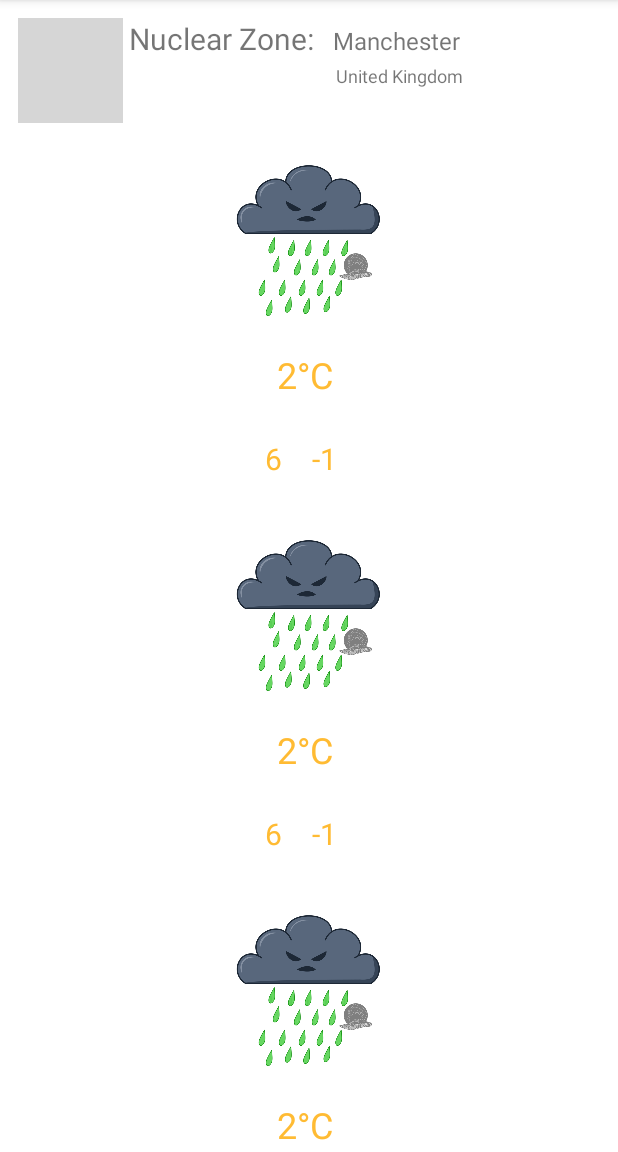
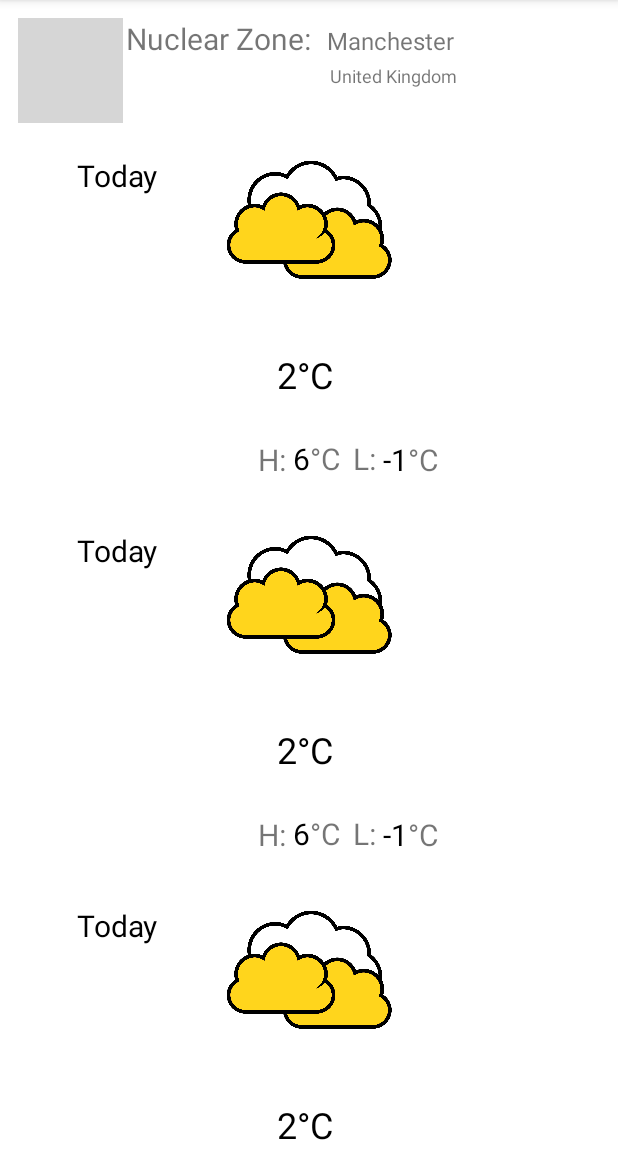
Before and after one commit to dariabak/NuclearWeatherCast, an Android app: the screen it shows after launch (MainActivity), on a phone screen of 412 x 824 dp, the part 84-1236 px from its top. Run offline under Robolectric (Android 15) with nearby library versions, the phone set to English and light mode, and no system bars; our stand-ins replace Volley, data binding; grey boxes are pictures that could not be loaded.

Commit message:
Added some design and date

```diff
--- a/app/src/main/java/weather/WeatherViewModel.kt
+++ b/app/src/main/java/weather/WeatherViewModel.kt
@@ -1,5 +1,5 @@
 package weather
 
-data class WeatherViewModel(val max: String, val min: String) {
+data class WeatherViewModel(val max: String, val min: String, val date: String) {
 
 }
--- a/app/src/main/java/weather/business/Weather.kt
+++ b/app/src/main/java/weather/business/Weather.kt
@@ -5,11 +5,11 @@ import weather.data.WeatherDTO
 
 class Weather {
     constructor(weatherDTO: WeatherDTO) {
-        this.name = weatherDTO.location.name
+        this.city = weatherDTO.location.name
         this.country = weatherDTO.location.country
         this.forecast = weatherDTO.forecast.forecastday.map {Forecast(it)}.toCollection(java.util.ArrayList())
     }
-    var name: String = ""
+    var city: String = ""
     var country: String = ""
     var forecast: ArrayList<Forecast> = ArrayList<Forecast>()
 }
--- a/app/src/main/java/weather/business/WeatherPresenter.kt
+++ b/app/src/main/java/weather/business/WeatherPresenter.kt
@@ -2,6 +2,8 @@ package weather.business
 
 import weather.WeatherViewModel
 import weather.ui.WeatherFragmentInterface
+import java.text.SimpleDateFormat
+import java.util.*
 
 interface WeatherPresenterInterface {
     fun updateWeather(weather: Weather)
@@ -9,8 +11,20 @@ interface WeatherPresenterInterface {
 class WeatherPresenter(private val fragment: WeatherFragmentInterface): WeatherPresenterInterface {
     override fun updateWeather(weather: Weather) {
         for(i in 0 until weather.forecast.size) {
-            var viewModel = WeatherViewModel(weather.forecast.get(i).maxtemp.toString(), weather.forecast.get(i).mintemp.toString())
+            val sdf = SimpleDateFormat("yyyy-MM-dd")
+            val currentDate = sdf.format(Date())
+
+            var date = ""
+            if(weather.forecast[i].date == currentDate.toString()) {
+                date = "Today"
+            } else {
+                date = weather.forecast[i].date
+            }
+            var maxtemp = weather.forecast.get(i).maxtemp.toString()
+            var mintemp = weather.forecast.get(i).mintemp.toString()
+            var viewModel = WeatherViewModel(maxtemp, mintemp, date)
             fragment.updateWeather(viewModel, i)
         }
+        fragment.updateCityAndCountry(weather.city, weather.country)
     }
 }
--- a/app/src/main/java/weather/ui/ForecastDayView.kt
+++ b/app/src/main/java/weather/ui/ForecastDayView.kt
@@ -17,6 +17,7 @@ class ForecastDayView(context: Context): ConstraintLayout(context) {
     fun update(forecastViewModel: WeatherViewModel) {
         binding.maxtempView.text = forecastViewModel.max
         binding.mintempView.text = forecastViewModel.min
+        binding.dateView.text = forecastViewModel.date
     }
 
 }
--- a/app/src/main/java/weather/ui/WeatherFragment.kt
+++ b/app/src/main/java/weather/ui/WeatherFragment.kt
@@ -28,6 +28,7 @@ import weather.data.WeatherServiceInterface
 
 interface WeatherFragmentInterface {
     fun updateWeather(viewModel: WeatherViewModel, index: Int)
+    fun updateCityAndCountry(city: String, country: String)
 }
 
 
@@ -92,4 +93,9 @@ class WeatherFragment: Fragment(), WeatherFragmentInterface {
     override fun updateWeather(viewModel: WeatherViewModel, index: Int) {
         forecastDayArrayList[index].update(viewModel)
     }
+
+    override fun updateCityAndCountry(city: String, country: String) {
+        binding.cityView.text = city
+        binding.countryView.text = country
+    }
 }
--- a/app/src/main/res/layout/forecast_day_layout.xml
+++ b/app/src/main/res/layout/forecast_day_layout.xml
@@ -13,7 +13,8 @@
     <androidx.constraintlayout.widget.ConstraintLayout
         android:id="@+id/forecast_day"
         android:layout_width="match_parent"
-        android:layout_height="250dp">
+        android:layout_height="250dp"
+        android:layout_marginTop="10dp">
 
         <ImageView
             android:id="@+id/weather_image"
@@ -23,19 +24,18 @@
             app:layout_constraintEnd_toEndOf="parent"
             app:layout_constraintStart_toStartOf="parent"
             app:layout_constraintTop_toTopOf="parent"
-            app:srcCompat="@drawable/acid_rain"
+            app:srcCompat="@drawable/cloudy"
             tools:ignore="MissingConstraints" />
 
         <TextView
             android:id="@+id/maxtemp_view"
             android:layout_width="wrap_content"
             android:layout_height="wrap_content"
-            android:layout_marginEnd="20dp"
             android:text="6"
-            android:textColor="@android:color/holo_orange_light"
+            android:textColor="@android:color/background_dark"
             android:textSize="20sp"
             app:layout_constraintBottom_toBottomOf="parent"
-            app:layout_constraintEnd_toStartOf="@+id/mintemp_view"
+            app:layout_constraintEnd_toStartOf="@+id/celsius_text"
             app:layout_constraintTop_toBottomOf="@+id/celsius"
             tools:ignore="MissingConstraints" />
 
@@ -43,14 +43,13 @@
             android:id="@+id/mintemp_view"
             android:layout_width="wrap_content"
             android:layout_height="wrap_content"
-            android:layout_marginStart="20dp"
             android:text="-1"
-            android:textColor="@android:color/holo_orange_light"
+            android:textColor="@android:color/background_dark"
             android:textSize="20sp"
             app:layout_constraintBottom_toBottomOf="parent"
-            app:layout_constraintEnd_toEndOf="parent"
-            app:layout_constraintStart_toStartOf="parent"
+            app:layout_constraintEnd_toStartOf="@+id/cel_text"
             app:layout_constraintTop_toBottomOf="@+id/celsius"
+            app:layout_constraintVertical_bias="0.509"
             tools:ignore="MissingConstraints" />
 
         <TextView
@@ -59,7 +58,7 @@
             android:layout_height="wrap_content"
             android:layout_marginTop="10dp"
             android:text="2"
-            android:textColor="@android:color/holo_orange_light"
+            android:textColor="@android:color/background_dark"
             android:textSize="24sp"
             app:layout_constraintEnd_toStartOf="@+id/celsius"
             app:layout_constraintTop_toBottomOf="@+id/weather_image" />
@@ -71,12 +70,71 @@
             android:layout_marginStart="8dp"
             android:layout_marginTop="10dp"
             android:text="°C"
-            android:textColor="@android:color/holo_orange_light"
+            android:textColor="@android:color/background_dark"
             android:textSize="24sp"
             app:layout_constraintEnd_toEndOf="parent"
             app:layout_constraintStart_toStartOf="parent"
             app:layout_constraintTop_toBottomOf="@+id/weather_image" />
 
+        <TextView
+            android:id="@+id/highttemp_text"
+            android:layout_width="wrap_content"
+            android:layout_height="wrap_content"
+            android:text="H: "
+            android:textSize="20sp"
+            app:layout_constraintBottom_toBottomOf="parent"
+            app:layout_constraintEnd_toStartOf="@+id/maxtemp_view"
+            app:layout_constraintTop_toBottomOf="@+id/currenttemp_view"
+            app:layout_constraintVertical_bias="0.509" />
+
+        <TextView
+            android:id="@+id/lowtemp_text"
+            android:layout_width="wrap_content"
+            android:layout_height="wrap_content"
+            android:text="L: "
+            android:textSize="20sp"
+            app:layout_constraintBottom_toBottomOf="parent"
+            app:layout_constraintEnd_toStartOf="@+id/mintemp_view"
+            app:layout_constraintTop_toBottomOf="@+id/celsius" />
+
+        <TextView
+            android:id="@+id/celsius_text"
+            android:layout_width="wrap_content"
+            android:layout_height="wrap_content"
+            android:layout_marginEnd="8dp"
+            android:text="°C"
+            android:textSize="20sp"
+            app:layout_constraintBottom_toBottomOf="parent"
+            app:layout_constraintEnd_toStartOf="@+id/lowtemp_text"
+            app:layout_constraintTop_toBottomOf="@+id/celsius" />
+
+        <TextView
+            android:id="@+id/cel_text"
+            android:layout_width="wrap_content"
+            android:layout_height="wrap_content"
+            android:layout_marginStart="16dp"
+            android:text="°C"
+            android:textSize="20sp"
+            app:layout_constraintBottom_toBottomOf="parent"
+            app:layout_constraintEnd_toEndOf="parent"
+            app:layout_constraintHorizontal_bias="0.682"
+            app:layout_constraintStart_toStartOf="parent"
+            app:layout_constraintTop_toBottomOf="@+id/celsius"
+            app:layout_constraintVertical_bias="0.509" />
+
+        <TextView
+            android:id="@+id/date_view"
+            android:layout_width="wrap_content"
+            android:layout_height="wrap_content"
+            android:layout_marginStart="10dp"
+            android:layout_marginTop="8dp"
+            android:text="Today"
+            android:textColor="@color/black"
+            android:textSize="20sp"
+            app:layout_constraintEnd_toStartOf="@+id/weather_image"
+            app:layout_constraintStart_toStartOf="parent"
+            app:layout_constraintTop_toTopOf="parent" />
+
 
     </androidx.constraintlayout.widget.ConstraintLayout>
 </layout>
--- a/app/src/main/res/layout/weather_fragment_layout.xml
+++ b/app/src/main/res/layout/weather_fragment_layout.xml
@@ -18,7 +18,7 @@
                 android:id="@+id/city_view"
                 android:layout_width="wrap_content"
                 android:layout_height="wrap_content"
-                android:layout_marginStart="8dp"
+                android:layout_marginStart="6dp"
                 android:layout_marginTop="16dp"
                 android:text="Manchester"
                 android:textSize="16sp"
@@ -50,7 +50,7 @@
                 android:id="@+id/zone_text"
                 android:layout_width="wrap_content"
                 android:layout_height="wrap_content"
-                android:layout_marginStart="4dp"
+                android:layout_marginStart="2dp"
                 android:layout_marginTop="12dp"
                 android:text="Nuclear Zone: "
                 android:textSize="20sp"
@@ -60,7 +60,8 @@
             <ScrollView
                 android:layout_width="match_parent"
                 android:layout_height="wrap_content"
-                android:layout_marginTop="90dp"
+                android:layout_marginTop="100dp"
+                android:layout_marginBottom="10dp"
                 app:layout_constraintBottom_toBottomOf="parent"
                 app:layout_constraintEnd_toEndOf="parent"
                 app:layout_constraintStart_toStartOf="parent"
```
Also changed, not shown: app/src/main/res/drawable/acid.png (deleted), app/src/main/res/drawable/cloudy.png (added), app/src/main/res/drawable/light_rain.png (added), app/src/main/res/drawable/pngegg.png (added), app/src/main/res/drawable/snow.png (added), app/src/main/res/drawable/sunny.png (added).
